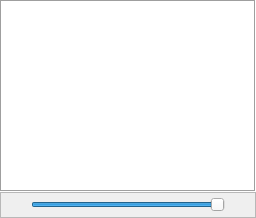
First picture: the form in src/components/core/databaseBrowser/ui/Database_Browser.ui, repository KelSolaar/sIBL_GUI, before the edit.
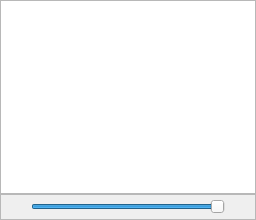
Second picture: the form after the edit.

Commit message: Qt Model / View integration done in "DatabaseBrowser" component.

What changed in the file:
```diff
--- a/src/components/core/databaseBrowser/ui/Database_Browser.ui
+++ b/src/components/core/databaseBrowser/ui/Database_Browser.ui
@@ -2,6 +2,14 @@
 <ui version="4.0">
  <class>Database_Browser_Widget</class>
  <widget class="QWidget" name="Database_Browser_Widget">
+  <property name="geometry">
+   <rect>
+    <x>0</x>
+    <y>0</y>
+    <width>256</width>
+    <height>220</height>
+   </rect>
+  </property>
   <property name="windowTitle">
    <string>Database Browser</string>
   </property>
@@ -12,31 +20,6 @@
    <property name="spacing">
     <number>0</number>
    </property>
-   <item row="0" column="0">
-    <widget class="QListWidget" name="Database_Browser_listWidget">
-     <property name="statusTip">
-      <string>Database Browser List Widget : Displays Your Database Items.</string>
-     </property>
-     <property name="frameShape">
-      <enum>QFrame::Box</enum>
-     </property>
-     <property name="selectionMode">
-      <enum>QAbstractItemView::ExtendedSelection</enum>
-     </property>
-     <property name="resizeMode">
-      <enum>QListView::Adjust</enum>
-     </property>
-     <property name="viewMode">
-      <enum>QListView::IconMode</enum>
-     </property>
-     <property name="uniformItemSizes">
-      <bool>true</bool>
-     </property>
-     <property name="wordWrap">
-      <bool>true</bool>
-     </property>
-    </widget>
-   </item>
    <item row="1" column="0">
     <widget class="QFrame" name="Database_Browser_frame">
      <property name="frameShape">
@@ -106,6 +89,9 @@
      </layout>
     </widget>
    </item>
+   <item row="0" column="0">
+    <widget class="QListView" name="Database_Browser_listView"/>
+   </item>
   </layout>
  </widget>
  <resources/>
```
The commit also changes 10 other files.
